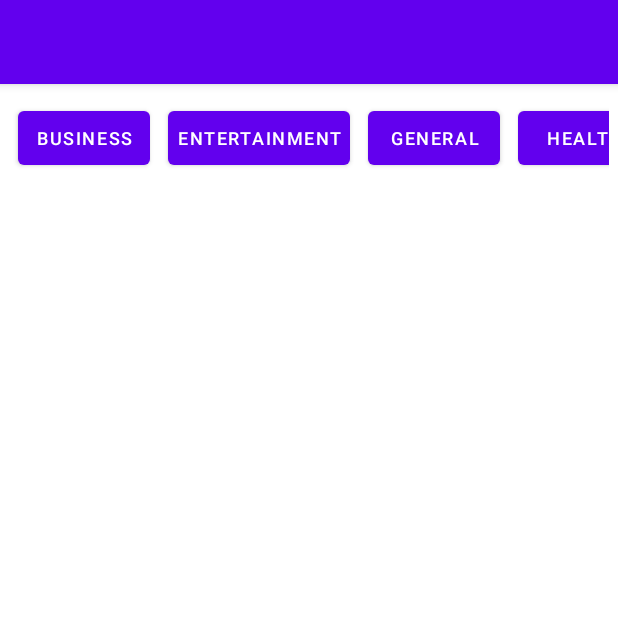
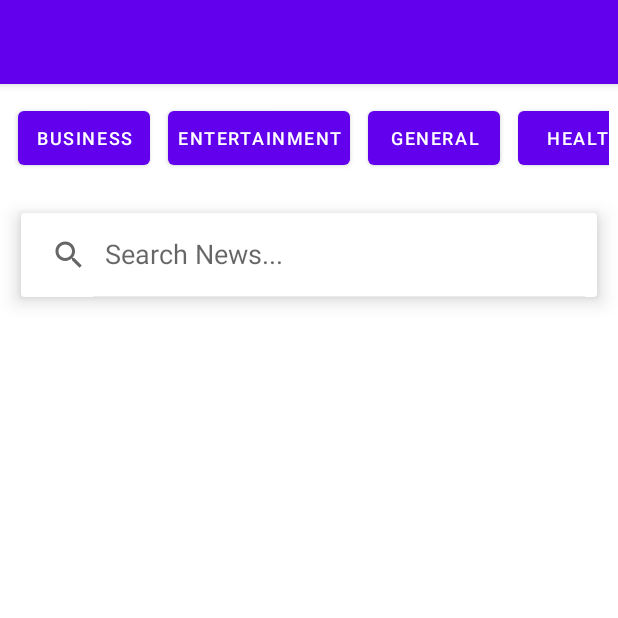
Before and after one commit to katawutuio/newsSources, an Android app: the screen it shows after launch (MainActivity), on a phone screen of 412 x 824 dp, the top half of it. Run offline under Robolectric (Android 15) with nearby library versions, the phone set to English and light mode, and no system bars; 1 statement that could not run was skipped.

Commit message:
Add SearchView

```diff
--- a/app/src/main/res/layout/activity_main.xml
+++ b/app/src/main/res/layout/activity_main.xml
@@ -80,6 +80,21 @@
         </LinearLayout>
     </HorizontalScrollView>
 
+    <androidx.cardview.widget.CardView
+        android:layout_margin="14dp"
+        app:cardElevation="8dp"
+        android:layout_width="match_parent"
+        android:layout_height="wrap_content">
+        <androidx.appcompat.widget.SearchView
+            android:id="@+id/search_view"
+            app:defaultQueryHint="Search News..."
+            app:iconifiedByDefault="false"
+            android:layout_width="match_parent"
+            android:layout_height="?attr/actionBarSize">
+
+        </androidx.appcompat.widget.SearchView>
+    </androidx.cardview.widget.CardView>
+
     <androidx.recyclerview.widget.RecyclerView
         android:id="@+id/recycler_main"
         android:layout_margin="8dp"
```
